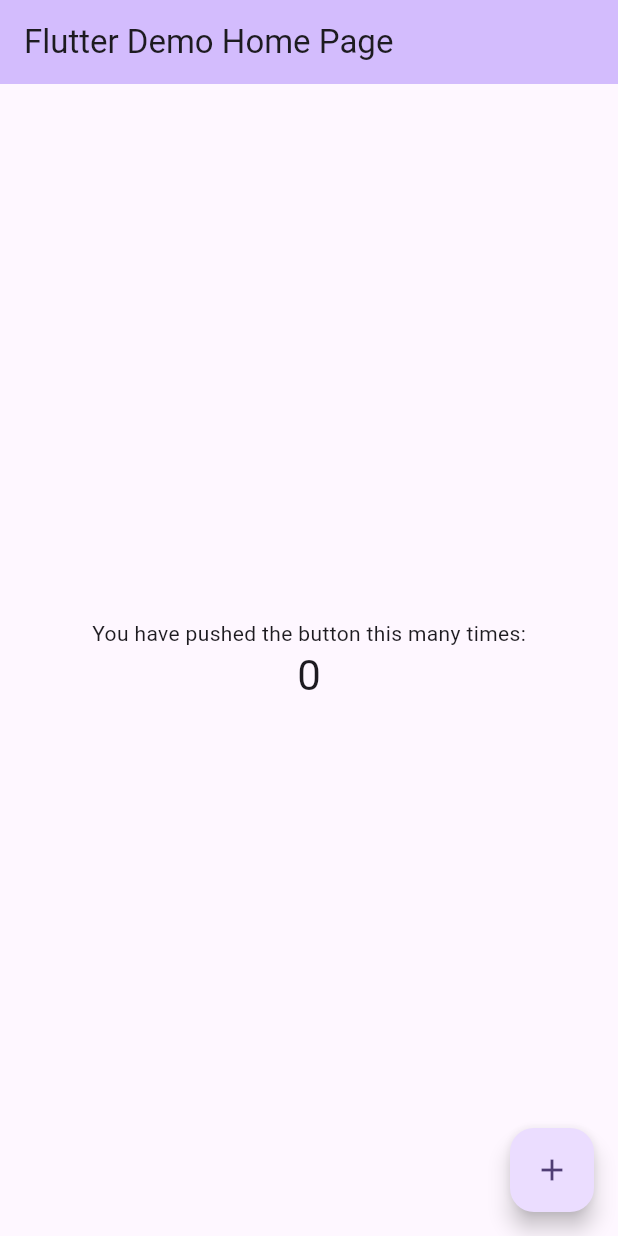
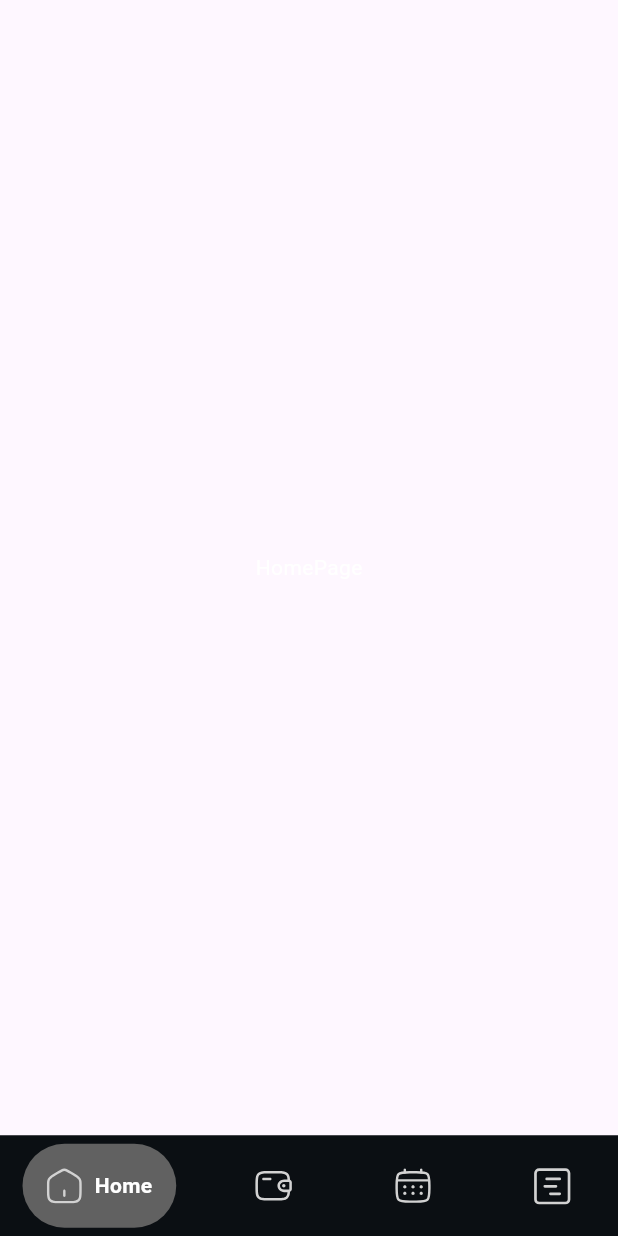
Before and after one commit to sadmaxie/PennyWise, a Flutter app: the screen it shows after launch, on a phone screen of 412 x 824 dp. Run offline on Flutter 3.47's test engine with Material 3 defaults, Android fonts, the light colour scheme and no system bars; drawn by our look-alikes of google_nav_bar; our stand-ins replace flutter_svg.

Commit message:
feat: Add google_nav_bar and flutter_svg dependencies, and structure folder subtrees.

```diff
--- /dev/null
+++ b/lib/components/bottom_nav_bar.dart
@@ -0,0 +1,79 @@
+import 'package:flutter/material.dart';
+import 'package:flutter_svg/flutter_svg.dart';
+import 'package:google_nav_bar/google_nav_bar.dart';
+
+class BottomNavBar extends StatelessWidget {
+  void Function(int)? onTabChange;
+
+  BottomNavBar({
+    super.key,
+    required this.onTabChange,
+  });
+
+  @override
+  Widget build(BuildContext context) {
+    return Container(
+      decoration: const BoxDecoration(
+        color: Color(0xFF0B0F13),
+      ),
+      child: Padding(
+        padding: const EdgeInsets.symmetric(horizontal: 15.0, vertical: 5),
+        child: GNav(
+          iconSize: 5,
+          gap: 8,
+          padding: const EdgeInsets.all(16),
+          backgroundColor: const Color(0xFF0B0F13),
+          color: Colors.white,
+          activeColor: Colors.white,
+          tabBackgroundColor: Colors.grey.shade700,
+          onTabChange: (value) => onTabChange!(value),
+          tabs: [
+            // home button
+            GButton(
+              icon: Icons.circle,
+              leading: SvgPicture.asset(
+                'assets/icons/home.svg',
+                height: 24,
+                width: 24,
+              ),
+              text: 'Home',
+            ),
+
+            // wallets button
+            GButton(
+              icon: Icons.circle,
+              leading: SvgPicture.asset(
+                'assets/icons/wallets.svg',
+                height: 25,
+                width: 25,
+              ),
+              text: 'Wallets',
+            ),
+
+            // calender button
+            GButton(
+              icon: Icons.circle,
+              leading: SvgPicture.asset(
+                'assets/icons/calender.svg',
+                height: 25,
+                width: 25,
+              ),
+              text: 'Calender',
+            ),
+
+            // details button
+            GButton(
+              icon: Icons.circle,
+              leading: SvgPicture.asset(
+                'assets/icons/details.svg',
+                height: 25,
+                width: 25,
+              ),
+              text: 'Details',
+            ),
+          ],
+        ),
+      ),
+    );
+  }
+}
--- a/lib/main.dart
+++ b/lib/main.dart
@@ -1,122 +1,42 @@
 import 'package:flutter/material.dart';
+import 'package:flutter/services.dart';
+// pages
+import 'package:pennywise/screens/calendar/calendar_page.dart';
+import 'package:pennywise/screens/details/details_page.dart';
+import 'package:pennywise/screens/home/home_page.dart';
+import 'package:pennywise/screens/user/user_page.dart';
+import 'package:pennywise/screens/wallets/wallets_page.dart';
+import 'package:pennywise/screens/main_page.dart';
+
+
 
 void main() {
+  SystemChrome.setSystemUIOverlayStyle(
+    const SystemUiOverlayStyle(
+      statusBarColor: Color(0xFF0B0F13),
+      systemNavigationBarColor: Color(0xFF0B0F13),
+      statusBarIconBrightness: Brightness.light,
+      systemNavigationBarDividerColor: Colors.transparent,
+    ),
+  );
   runApp(const MyApp());
 }
 
 class MyApp extends StatelessWidget {
   const MyApp({super.key});
 
-  // This widget is the root of your application.
   @override
   Widget build(BuildContext context) {
     return MaterialApp(
-      title: 'Flutter Demo',
-      theme: ThemeData(
-        // This is the theme of your application.
-        //
-        // TRY THIS: Try running your application with "flutter run". You'll see
-        // the application has a purple toolbar. Then, without quitting the app,
-        // try changing the seedColor in the colorScheme below to Colors.green
-        // and then invoke "hot reload" (save your changes or press the "hot
-        // reload" button in a Flutter-supported IDE, or press "r" if you used
-        // the command line to start the app).
-        //
-        // Notice that the counter didn't reset back to zero; the application
-        // state is not lost during the reload. To reset the state, use hot
-        // restart instead.
-        //
-        // This works for code too, not just values: Most code changes can be
-        // tested with just a hot reload.
-        colorScheme: ColorScheme.fromSeed(seedColor: Colors.deepPurple),
-      ),
-      home: const MyHomePage(title: 'Flutter Demo Home Page'),
+      debugShowCheckedModeBanner: false,
+      home: MainPage(),
+      routes: {
+        '/home_page': (context) => const HomePage(),
+        '/wallets_page': (context) => const WalletsPage(),
+        '/calender_page': (context) => const CalendarPage(),
+        '/details_page': (context) => const DetailsPage(),
+        '/user_page': (context) => const UserPage(),
+      },
     );
   }
 }
-
-class MyHomePage extends StatefulWidget {
-  const MyHomePage({super.key, required this.title});
-
-  // This widget is the home page of your application. It is stateful, meaning
-  // that it has a State object (defined below) that contains fields that affect
-  // how it looks.
-
-  // This class is the configuration for the state. It holds the values (in this
-  // case the title) provided by the parent (in this case the App widget) and
-  // used by the build method of the State. Fields in a Widget subclass are
-  // always marked "final".
-
-  final String title;
-
-  @override
-  State<MyHomePage> createState() => _MyHomePageState();
-}
-
-class _MyHomePageState extends State<MyHomePage> {
-  int _counter = 0;
-
-  void _incrementCounter() {
-    setState(() {
-      // This call to setState tells the Flutter framework that something has
-      // changed in this State, which causes it to rerun the build method below
-      // so that the display can reflect the updated values. If we changed
-      // _counter without calling setState(), then the build method would not be
-      // called again, and so nothing would appear to happen.
-      _counter++;
-    });
-  }
-
-  @override
-  Widget build(BuildContext context) {
-    // This method is rerun every time setState is called, for instance as done
-    // by the _incrementCounter method above.
-    //
-    // The Flutter framework has been optimized to make rerunning build methods
-    // fast, so that you can just rebuild anything that needs updating rather
-    // than having to individually change instances of widgets.
-    return Scaffold(
-      appBar: AppBar(
-        // TRY THIS: Try changing the color here to a specific color (to
-        // Colors.amber, perhaps?) and trigger a hot reload to see the AppBar
-        // change color while the other colors stay the same.
-        backgroundColor: Theme.of(context).colorScheme.inversePrimary,
-        // Here we take the value from the MyHomePage object that was created by
-        // the App.build method, and use it to set our appbar title.
-        title: Text(widget.title),
-      ),
-      body: Center(
-        // Center is a layout widget. It takes a single child and positions it
-        // in the middle of the parent.
-        child: Column(
-          // Column is also a layout widget. It takes a list of children and
-          // arranges them vertically. By default, it sizes itself to fit its
-          // children horizontally, and tries to be as tall as its parent.
-          //
-          // Column has various properties to control how it sizes itself and
-          // how it positions its children. Here we use mainAxisAlignment to
-          // center the children vertically; the main axis here is the vertical
-          // axis because Columns are vertical (the cross axis would be
-          // horizontal).
-          //
-          // TRY THIS: Invoke "debug painting" (choose the "Toggle Debug Paint"
-          // action in the IDE, or press "p" in the console), to see the
-          // wireframe for each widget.
-          mainAxisAlignment: MainAxisAlignment.center,
-          children: <Widget>[
-            const Text('You have pushed the button this many times:'),
-            Text(
-              '$_counter',
-              style: Theme.of(context).textTheme.headlineMedium,
-            ),
-          ],
-        ),
-      ),
-      floatingActionButton: FloatingActionButton(
-        onPressed: _incrementCounter,
-        tooltip: 'Increment',
-        child: const Icon(Icons.add),
-      ), // This trailing comma makes auto-formatting nicer for build methods.
-    );
-  }
-}
--- /dev/null
+++ b/lib/screens/home/home_page.dart
@@ -0,0 +1,18 @@
+import 'package:flutter/material.dart';
+
+class HomePage extends StatelessWidget {
+  const HomePage({super.key});
+
+  @override
+  Widget build(BuildContext context) {
+    return Scaffold(
+      backgroundColor: Theme.of(context).colorScheme.background,
+      body: Center(
+        child: Text(
+          "HomePage",
+          style: TextStyle(color: Theme.of(context).colorScheme.onPrimary),
+        ),
+      ),
+    );
+  }
+}
--- /dev/null
+++ b/lib/screens/main_page.dart
@@ -0,0 +1,58 @@
+import 'package:flutter/material.dart';
+// screens
+import 'package:pennywise/screens/calendar/calendar_page.dart';
+import 'package:pennywise/screens/details/details_page.dart';
+import 'package:pennywise/screens/home/home_page.dart';
+import 'package:pennywise/screens/wallets/wallets_page.dart';
+// components
+import 'package:pennywise/components/bottom_nav_bar.dart';
+
+
+
+
+
+class MainPage extends StatefulWidget {
+  const MainPage({super.key});
+
+  @override
+  State<MainPage> createState() => _MainPageState();
+}
+
+class _MainPageState extends State<MainPage> {
+  // this selected index is to control the bottom nav bar
+  int _selectedIndex = 0;
+
+  //this method will update our selected index
+  // when the user taps on the bottom bar
+  void navigateBottomBar(int index) {
+    setState(() {
+      _selectedIndex = index;
+    });
+  }
+
+  // pages to display
+  final List<Widget> _pages = [
+    // shop page
+    const HomePage(),
+
+    // wallets page
+    const WalletsPage(),
+
+    // calender page
+    const CalendarPage(),
+
+    // details page
+    const DetailsPage(),
+  ];
+
+  @override
+  Widget build(BuildContext context) {
+    return Scaffold(
+      backgroundColor: const Color(0xFF0B0F13),
+      body: _pages[_selectedIndex],
+      bottomNavigationBar: BottomNavBar(
+        onTabChange: (index) => navigateBottomBar(index),
+      ),
+    );
+  }
+}
```
Also changed, not shown: lib/screens/calendar/calendar_page.dart (added, +14 -0 lines), lib/screens/details/details_page.dart (added, +14 -0 lines), lib/screens/user/user_page.dart (added, +15 -0 lines), lib/screens/wallets/wallets_page.dart (added, +14 -0 lines), lib/themes/theme.dart (added, +25 -0 lines), pubspec.yaml (+4 -3 lines), assets/icons/calender.svg (added), assets/icons/details.svg (added), assets/icons/home.svg (added), assets/icons/user.svg (added), assets/icons/wallets.svg (added), pubspec.lock.
